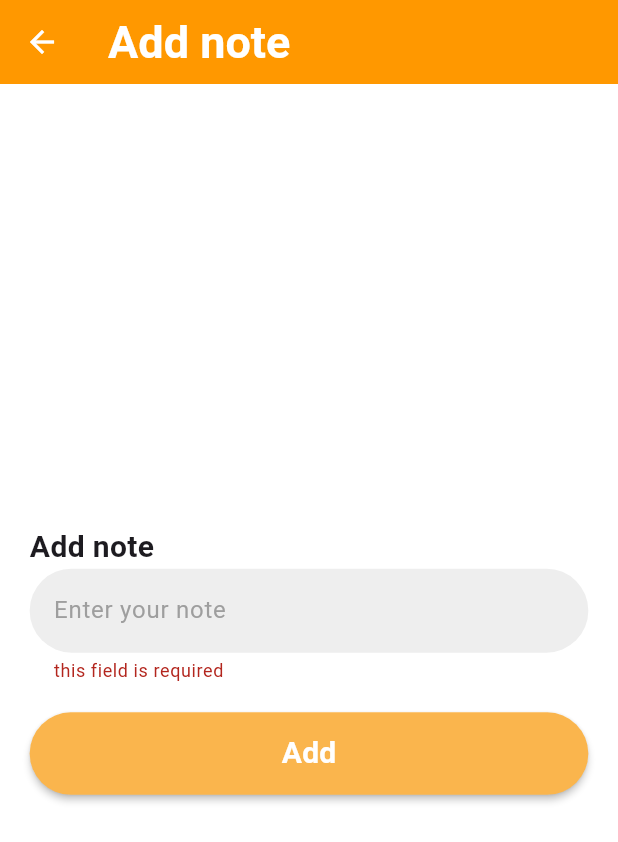
After one commit to Moaz-Waled/notes_app_fb, a Flutter app: the AddNoteView screen opened directly, after a tap on "Add", on a phone screen of 412 x 824 dp. The commit adds this screen. Shown: the top 842 px of the screen. Run offline on Flutter 3.47's test engine with Material 3 defaults, Android fonts, the phone set to English and light mode, and no system bars; our stand-ins replace cloud_firestore, dartz, firebase_auth, firebase_core, flutter_bloc, get and 2 more; accounts and stored records are empty.

Commit message:
add & get & delete & edit notes

```diff
--- a/lib/features/notes/domain/repo/notes_repo.dart
+++ b/lib/features/notes/domain/repo/notes_repo.dart
@@ -12,4 +12,24 @@ abstract class NotesRepo {
     required String categoryId,
     required String newName,
   });
+
+  Future<Either<String, String>> addNote({
+    required String categoryId,
+    required String note,
+  });
+
+  Future<Either<String, QuerySnapshot<Map<String, dynamic>>>> getNotes({
+    required String categoryId,
+  });
+
+  Future<Either<String, String>> deleteNote({
+    required String categoryId,
+    required String noteId,
+  });
+
+  Future<Either<String, String>> editNote({
+    required String categoryId,
+    required String noteId,
+    required String newNote,
+  });
 }
--- a/lib/features/notes/presentation/manager/cubit/notes_state.dart
+++ b/lib/features/notes/presentation/manager/cubit/notes_state.dart
@@ -63,3 +63,59 @@ final class RenameCategorySuccess extends NotesState {
 
   RenameCategorySuccess({required this.message});
 }
+
+final class AddNoteLoading extends NotesState {}
+
+final class AddNoteFailure extends NotesState {
+  final String errMessage;
+
+  AddNoteFailure({required this.errMessage});
+}
+
+final class AddNoteSuccess extends NotesState {
+  final String message;
+
+  AddNoteSuccess({required this.message});
+}
+
+final class GetNotesLoading extends NotesState {}
+
+final class GetNotesFailure extends NotesState {
+  final String errMessage;
+
+  GetNotesFailure({required this.errMessage});
+}
+
+final class GetNotesSuccess extends NotesState {
+  final List<QueryDocumentSnapshot<Map<String, dynamic>>> notes;
+
+  GetNotesSuccess({required this.notes});
+}
+
+final class DeleteNoteLoading extends NotesState {}
+
+final class DeleteNoteFailure extends NotesState {
+  final String errMessage;
+
+  DeleteNoteFailure({required this.errMessage});
+}
+
+final class DeleteNoteSuccess extends NotesState {
+  final String message;
+
+  DeleteNoteSuccess({required this.message});
+}
+
+final class EditNoteLoading extends NotesState {}
+
+final class EditNoteFailure extends NotesState {
+  final String errMessage;
+
+  EditNoteFailure({required this.errMessage});
+}
+
+final class EditNoteSuccess extends NotesState {
+  final String message;
+
+  EditNoteSuccess({required this.message});
+}
--- /dev/null
+++ b/lib/features/notes/presentation/pages/add_note/add_note_view.dart
@@ -0,0 +1,41 @@
+import 'package:flutter/material.dart';
+import 'package:flutter_bloc/flutter_bloc.dart' hide Transition;
+import 'package:get/get.dart';
+import 'package:notes_app_fb/features/notes/data/repo/notes_repo_impl.dart';
+import 'package:notes_app_fb/features/notes/presentation/manager/cubit/notes_cubit.dart';
+import 'package:notes_app_fb/features/notes/presentation/pages/add_note/widgets/add_note_body.dart';
+import 'package:notes_app_fb/features/notes/presentation/pages/category/category_view.dart';
+
+class AddNoteView extends StatelessWidget {
+  final String? categoryId;
+  final String? categoryName;
+
+  const AddNoteView({super.key, this.categoryId, this.categoryName});
+
+  @override
+  Widget build(BuildContext context) {
+    return BlocProvider(
+      create: (context) => NotesCubit(NotesRepoImpl()),
+      child: Scaffold(
+        backgroundColor: Colors.white,
+        appBar: AppBar(
+          leading: IconButton(
+            onPressed: () {
+              Get.off(
+                () => CategoryView(
+                  categoryId: categoryId,
+                  categoryName: categoryName,
+                ),
+                transition: Transition.leftToRight,
+                duration: Duration(milliseconds: 300),
+              );
+            },
+            icon: Icon(Icons.arrow_back),
+          ),
+          title: Text('Add note'),
+        ),
+        body: AddNoteBody(categoryId: categoryId, categoryName: categoryName),
+      ),
+    );
+  }
+}
--- /dev/null
+++ b/lib/features/notes/presentation/pages/add_note/widgets/add_note_body.dart
@@ -0,0 +1,20 @@
+import 'package:flutter/material.dart';
+import 'package:notes_app_fb/core/utils/size_config.dart';
+import 'package:notes_app_fb/features/notes/presentation/pages/add_note/widgets/add_note_form.dart';
+
+class AddNoteBody extends StatelessWidget {
+  final String? categoryId;
+  final String? categoryName;
+
+  const AddNoteBody({super.key, this.categoryId, this.categoryName});
+
+  @override
+  Widget build(BuildContext context) {
+    return Container(
+      padding: EdgeInsets.all(SizeConfig.defaultSize! * 2),
+      child: Center(
+        child: AddNoteForm(categoryId: categoryId, categoryName: categoryName),
+      ),
+    );
+  }
+}
--- /dev/null
+++ b/lib/features/notes/presentation/pages/add_note/widgets/add_note_form.dart
@@ -0,0 +1,95 @@
+import 'package:flutter/material.dart';
+import 'package:flutter_bloc/flutter_bloc.dart' hide Transition;
+import 'package:get/route_manager.dart';
+import 'package:notes_app_fb/core/shared/app_snackbar.dart';
+import 'package:notes_app_fb/core/shared/app_text_field.dart';
+import 'package:notes_app_fb/core/shared/buttons.dart';
+import 'package:notes_app_fb/core/shared/field_title.dart';
+import 'package:notes_app_fb/core/shared/space_widget.dart';
+import 'package:notes_app_fb/features/notes/presentation/manager/cubit/notes_cubit.dart';
+import 'package:notes_app_fb/features/notes/presentation/pages/category/category_view.dart';
+
+class AddNoteForm extends StatefulWidget {
+  final String? categoryId;
+  final String? categoryName;
+
+  const AddNoteForm({super.key, this.categoryId, this.categoryName});
+
+  @override
+  State<AddNoteForm> createState() => _AddNoteFormState();
+}
+
+class _AddNoteFormState extends State<AddNoteForm> {
+  final TextEditingController note = TextEditingController();
+  final GlobalKey<FormState> formState = GlobalKey<FormState>();
+
+  @override
+  void dispose() {
+    note.dispose();
+    super.dispose();
+  }
+
+  @override
+  Widget build(BuildContext context) {
+    return BlocConsumer<NotesCubit, NotesState>(
+      listener: (context, state) {
+        if (state is AddNoteFailure) {
+          AppSnackbar.showSnackbar(message: state.errMessage);
+        }
+        if (state is AddNoteSuccess) {
+          AppSnackbar.showSnackbar(message: state.message);
+          Get.off(
+            () => CategoryView(
+              categoryId: widget.categoryId,
+              categoryName: widget.categoryName,
+            ),
+            transition: Transition.leftToRight,
+            duration: Duration(milliseconds: 300),
+          );
+        }
+      },
+      builder: (context, state) {
+        return Form(
+          key: formState,
+          child: SingleChildScrollView(
+            child: Column(
+              mainAxisAlignment: MainAxisAlignment.center,
+              crossAxisAlignment: CrossAxisAlignment.start,
+              children: [
+                FieldTitle(title: 'Add note'),
+                AppTextField(controller: note, hint: 'Enter your note'),
+                VerticalSpace(value: 2),
+                state is AddNoteLoading
+                    ? Center(
+                        child: CircularProgressIndicator(color: Colors.orange),
+                      )
+                    : SizedBox(
+                        width: double.infinity,
+                        child: GeneralButton(
+                          onPressed: () {
+                            if (formState.currentState!.validate()) {
+                              context.read<NotesCubit>().addNote(
+                                categoryId: widget.categoryId!,
+                                note: note.text,
+                              );
+                            }
+                          },
+                          color: const Color.fromARGB(255, 250, 181, 77),
+                          child: Text(
+                            'Add',
+                            style: TextStyle(
+                              fontSize: 20,
+                              color: Colors.white,
+                              fontWeight: FontWeight.bold,
+                            ),
+                          ),
+                        ),
+                      ),
+              ],
+            ),
+          ),
+        );
+      },
+    );
+  }
+}
```
Also changed, not shown: lib/features/notes/data/repo/notes_repo_impl.dart (+74 -0 lines), lib/features/notes/presentation/manager/cubit/notes_cubit.dart (+60 -0 lines), lib/features/notes/presentation/pages/category/category_view.dart (added, +40 -0 lines), lib/features/notes/presentation/pages/category/widgets/category_body.dart (added, +73 -0 lines), lib/features/notes/presentation/pages/category/widgets/note_item.dart (added, +45 -0 lines), lib/features/notes/presentation/pages/home/widgets/home_body.dart (+11 -1 lines).
